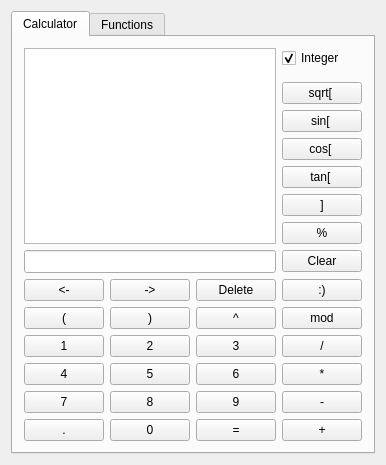
First picture: the form in mainwindow.ui, repository kerly/Calculator_GUI, before the edit.
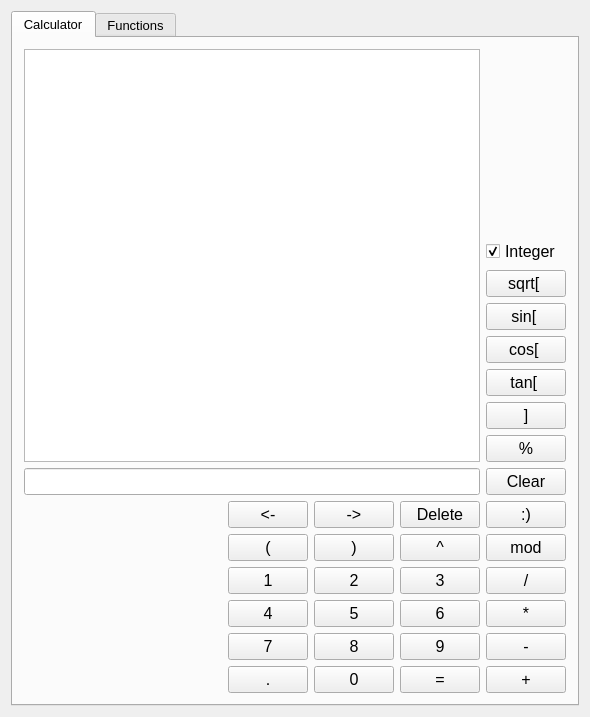
Second picture: the form after the edit. The open tabs and pages were chosen to show the change.

What changed in the file:
```diff
--- a/mainwindow.ui
+++ b/mainwindow.ui
@@ -6,8 +6,8 @@
    <rect>
     <x>0</x>
     <y>0</y>
-    <width>360</width>
-    <height>463</height>
+    <width>590</width>
+    <height>717</height>
    </rect>
   </property>
   <property name="windowTitle">
@@ -15,264 +15,935 @@
   </property>
   <widget class="QWidget" name="centralWidget">
    <layout class="QGridLayout" name="gridLayout">
-    <item row="2" column="3">
+    <item row="0" column="0">
      <widget class="QTabWidget" name="tabWidget">
+      <property name="sizePolicy">
+       <sizepolicy hsizetype="Preferred" vsizetype="Preferred">
+        <horstretch>0</horstretch>
+        <verstretch>0</verstretch>
+       </sizepolicy>
+      </property>
+      <property name="minimumSize">
+       <size>
+        <width>0</width>
+        <height>0</height>
+       </size>
+      </property>
+      <property name="font">
+       <font>
+        <pointsize>10</pointsize>
+       </font>
+      </property>
       <property name="currentIndex">
        <number>0</number>
       </property>
-      <widget class="QWidget" name="tab">
+      <widget class="QWidget" name="tabCalc">
+       <property name="sizePolicy">
+        <sizepolicy hsizetype="Preferred" vsizetype="Preferred">
+         <horstretch>0</horstretch>
+         <verstretch>0</verstretch>
+        </sizepolicy>
+       </property>
        <attribute name="title">
         <string>Calculator</string>
        </attribute>
+       <layout class="QGridLayout" name="gridLayout_6">
+        <item row="1" column="0">
+         <spacer name="horizontalSpacer_2">
+          <property name="orientation">
+           <enum>Qt::Horizontal</enum>
+          </property>
+          <property name="sizeHint" stdset="0">
+           <size>
+            <width>365</width>
+            <height>20</height>
+           </size>
+          </property>
+         </spacer>
+        </item>
+        <item row="0" column="0" colspan="2">
+         <widget class="QWidget" name="widgetTextBoxes" native="true">
+          <property name="sizePolicy">
+           <sizepolicy hsizetype="Expanding" vsizetype="Preferred">
+            <horstretch>0</horstretch>
+            <verstretch>0</verstretch>
+           </sizepolicy>
+          </property>
+          <property name="minimumSize">
+           <size>
+            <width>20</width>
+            <height>0</height>
+           </size>
+          </property>
+          <layout class="QGridLayout" name="gridLayout_5">
+           <property name="leftMargin">
+            <number>0</number>
+           </property>
+           <property name="topMargin">
+            <number>0</number>
+           </property>
+           <property name="rightMargin">
+            <number>0</number>
+           </property>
+           <property name="bottomMargin">
+            <number>0</number>
+           </property>
+           <item row="0" column="0">
+            <widget class="QTextEdit" name="textBox_calc">
+             <property name="sizePolicy">
+              <sizepolicy hsizetype="Preferred" vsizetype="Preferred">
+               <horstretch>0</horstretch>
+               <verstretch>0</verstretch>
+              </sizepolicy>
+             </property>
+             <property name="minimumSize">
+              <size>
+               <width>20</width>
+               <height>0</height>
+              </size>
+             </property>
+             <property name="font">
+              <font>
+               <family>Courier</family>
+               <pointsize>12</pointsize>
+              </font>
+             </property>
+             <property name="readOnly">
+              <bool>true</bool>
+             </property>
+            </widget>
+           </item>
+           <item row="1" column="0">
+            <widget class="QLineEdit" name="lineEdit_calc">
+             <property name="sizePolicy">
+              <sizepolicy hsizetype="Expanding" vsizetype="Fixed">
+               <horstretch>0</horstretch>
+               <verstretch>0</verstretch>
+              </sizepolicy>
+             </property>
+             <property name="minimumSize">
+              <size>
+               <width>20</width>
+               <height>0</height>
+              </size>
+             </property>
+             <property name="font">
+              <font>
+               <family>Courier</family>
+               <pointsize>12</pointsize>
+              </font>
+             </property>
+            </widget>
+           </item>
+          </layout>
+         </widget>
+        </item>
+        <item row="1" column="1" colspan="2">
+         <widget class="QWidget" name="widgetNumButtons" native="true">
+          <property name="sizePolicy">
+           <sizepolicy hsizetype="Preferred" vsizetype="Fixed">
+            <horstretch>0</horstretch>
+            <verstretch>0</verstretch>
+           </sizepolicy>
+          </property>
+          <property name="layoutDirection">
+           <enum>Qt::LeftToRight</enum>
+          </property>
        <layout class="QGridLayout" name="gridLayout_2">
-        <item row="14" column="5">
-         <widget class="QPushButton" name="sub_bt">
-          <property name="text">
-           <string> - </string>
-          </property>
-         </widget>
-        </item>
-        <item row="15" column="0">
-         <widget class="QPushButton" name="decimal_bt">
-          <property name="text">
-           <string>.</string>
-          </property>
-         </widget>
-        </item>
-        <item row="15" column="2">
-         <widget class="QPushButton" name="equals_bt">
-          <property name="text">
-           <string>=</string>
-          </property>
-         </widget>
-        </item>
-        <item row="15" column="1">
-         <widget class="QPushButton" name="zero_bt">
-          <property name="text">
-           <string>0</string>
-          </property>
-         </widget>
-        </item>
-        <item row="15" column="5">
-         <widget class="QPushButton" name="add_bt">
-          <property name="text">
-           <string> + </string>
-          </property>
-         </widget>
-        </item>
-        <item row="14" column="2">
-         <widget class="QPushButton" name="nine_bt">
-          <property name="text">
-           <string>9</string>
-          </property>
-         </widget>
-        </item>
-        <item row="13" column="0">
-         <widget class="QPushButton" name="four_bt">
-          <property name="text">
-           <string>4</string>
-          </property>
-         </widget>
-        </item>
-        <item row="11" column="5">
-         <widget class="QPushButton" name="mod_bt">
-          <property name="text">
-           <string> mod </string>
-          </property>
-         </widget>
-        </item>
-        <item row="14" column="0">
-         <widget class="QPushButton" name="seven_bt">
-          <property name="text">
-           <string>7</string>
-          </property>
-         </widget>
-        </item>
-        <item row="14" column="1">
-         <widget class="QPushButton" name="eight_bt">
-          <property name="text">
-           <string>8</string>
-          </property>
-         </widget>
-        </item>
-        <item row="0" column="5">
-         <widget class="QCheckBox" name="checkBox_Integer">
-          <property name="text">
-           <string>Integer</string>
-          </property>
-          <property name="checked">
-           <bool>true</bool>
-          </property>
-         </widget>
-        </item>
-        <item row="9" column="0">
+           <property name="sizeConstraint">
+            <enum>QLayout::SetDefaultConstraint</enum>
+           </property>
+           <property name="leftMargin">
+            <number>0</number>
+           </property>
+           <property name="topMargin">
+            <number>0</number>
+           </property>
+           <property name="rightMargin">
+            <number>0</number>
+           </property>
+           <property name="bottomMargin">
+            <number>0</number>
+           </property>
+           <property name="horizontalSpacing">
+            <number>6</number>
+           </property>
+           <item row="0" column="0">
          <widget class="QPushButton" name="left_bt">
+             <property name="sizePolicy">
+              <sizepolicy hsizetype="Fixed" vsizetype="Fixed">
+               <horstretch>0</horstretch>
+               <verstretch>0</verstretch>
+              </sizepolicy>
+             </property>
+             <property name="maximumSize">
+              <size>
+               <width>100</width>
+               <height>16777215</height>
+              </size>
+             </property>
+             <property name="font">
+              <font>
+               <pointsize>12</pointsize>
+              </font>
+             </property>
           <property name="text">
            <string>&lt;-</string>
           </property>
          </widget>
         </item>
-        <item row="9" column="1">
+           <item row="0" column="1">
          <widget class="QPushButton" name="right_bt">
+             <property name="sizePolicy">
+              <sizepolicy hsizetype="Fixed" vsizetype="Fixed">
+               <horstretch>0</horstretch>
+               <verstretch>0</verstretch>
+              </sizepolicy>
+             </property>
+             <property name="maximumSize">
+              <size>
+               <width>100</width>
+               <height>16777215</height>
+              </size>
+             </property>
+             <property name="font">
+              <font>
+               <pointsize>12</pointsize>
+              </font>
+             </property>
           <property name="text">
            <string>-&gt;</string>
           </property>
          </widget>
         </item>
-        <item row="9" column="2">
+           <item row="0" column="2">
          <widget class="QPushButton" name="del_bt">
+             <property name="sizePolicy">
+              <sizepolicy hsizetype="Fixed" vsizetype="Fixed">
+               <horstretch>0</horstretch>
+               <verstretch>0</verstretch>
+              </sizepolicy>
+             </property>
+             <property name="maximumSize">
+              <size>
+               <width>100</width>
+               <height>16777215</height>
+              </size>
+             </property>
+             <property name="font">
+              <font>
+               <pointsize>12</pointsize>
+              </font>
+             </property>
           <property name="text">
            <string>Delete</string>
           </property>
          </widget>
         </item>
-        <item row="12" column="0">
-         <widget class="QPushButton" name="one_bt">
-          <property name="text">
-           <string>1</string>
-          </property>
-         </widget>
-        </item>
-        <item row="13" column="1">
-         <widget class="QPushButton" name="five_bt">
-          <property name="text">
-           <string>5</string>
-          </property>
-         </widget>
-        </item>
-        <item row="8" column="5">
-         <widget class="QPushButton" name="clear_bt">
-          <property name="text">
-           <string>Clear</string>
-          </property>
-         </widget>
-        </item>
-        <item row="11" column="0">
-         <widget class="QPushButton" name="open_bt">
-          <property name="text">
-           <string> ( </string>
-          </property>
-         </widget>
-        </item>
-        <item row="9" column="5">
+           <item row="0" column="3">
          <widget class="QPushButton" name="pushButton">
+             <property name="sizePolicy">
+              <sizepolicy hsizetype="Fixed" vsizetype="Fixed">
+               <horstretch>0</horstretch>
+               <verstretch>0</verstretch>
+              </sizepolicy>
+             </property>
+             <property name="maximumSize">
+              <size>
+               <width>100</width>
+               <height>16777215</height>
+              </size>
+             </property>
+             <property name="font">
+              <font>
+               <pointsize>12</pointsize>
+              </font>
+             </property>
           <property name="text">
            <string>:)</string>
           </property>
          </widget>
         </item>
-        <item row="11" column="1">
+           <item row="1" column="0">
+            <widget class="QPushButton" name="open_bt">
+             <property name="sizePolicy">
+              <sizepolicy hsizetype="Fixed" vsizetype="Fixed">
+               <horstretch>0</horstretch>
+               <verstretch>0</verstretch>
+              </sizepolicy>
+             </property>
+             <property name="maximumSize">
+              <size>
+               <width>100</width>
+               <height>16777215</height>
+              </size>
+             </property>
+             <property name="font">
+              <font>
+               <pointsize>12</pointsize>
+              </font>
+             </property>
+             <property name="text">
+              <string> ( </string>
+             </property>
+            </widget>
+           </item>
+           <item row="1" column="1">
          <widget class="QPushButton" name="close_bt">
+             <property name="sizePolicy">
+              <sizepolicy hsizetype="Fixed" vsizetype="Fixed">
+               <horstretch>0</horstretch>
+               <verstretch>0</verstretch>
+              </sizepolicy>
+             </property>
+             <property name="maximumSize">
+              <size>
+               <width>100</width>
+               <height>16777215</height>
+              </size>
+             </property>
+             <property name="font">
+              <font>
+               <pointsize>12</pointsize>
+              </font>
+             </property>
           <property name="text">
            <string> ) </string>
           </property>
          </widget>
         </item>
-        <item row="12" column="2">
-         <widget class="QPushButton" name="three_bt">
-          <property name="text">
-           <string>3</string>
-          </property>
-         </widget>
-        </item>
-        <item row="13" column="5">
-         <widget class="QPushButton" name="multiply_bt">
-          <property name="text">
-           <string> * </string>
-          </property>
-         </widget>
-        </item>
-        <item row="12" column="5">
-         <widget class="QPushButton" name="divide_bt">
-          <property name="text">
-           <string> / </string>
-          </property>
-         </widget>
-        </item>
-        <item row="8" column="0" colspan="3">
-         <widget class="QLineEdit" name="lineEdit_calc">
-          <property name="font">
-           <font>
-            <family>Courier</family>
-           </font>
-          </property>
-         </widget>
-        </item>
-        <item row="11" column="2">
+           <item row="1" column="2">
          <widget class="QPushButton" name="carrot_bt">
+             <property name="sizePolicy">
+              <sizepolicy hsizetype="Fixed" vsizetype="Fixed">
+               <horstretch>0</horstretch>
+               <verstretch>0</verstretch>
+              </sizepolicy>
+             </property>
+             <property name="maximumSize">
+              <size>
+               <width>100</width>
+               <height>16777215</height>
+              </size>
+             </property>
+             <property name="font">
+              <font>
+               <pointsize>12</pointsize>
+              </font>
+             </property>
           <property name="text">
            <string> ^ </string>
           </property>
          </widget>
         </item>
-        <item row="12" column="1">
+           <item row="1" column="3">
+            <widget class="QPushButton" name="mod_bt">
+             <property name="sizePolicy">
+              <sizepolicy hsizetype="Fixed" vsizetype="Fixed">
+               <horstretch>0</horstretch>
+               <verstretch>0</verstretch>
+              </sizepolicy>
+             </property>
+             <property name="maximumSize">
+              <size>
+               <width>100</width>
+               <height>16777215</height>
+              </size>
+             </property>
+             <property name="font">
+              <font>
+               <pointsize>12</pointsize>
+              </font>
+             </property>
+             <property name="text">
+              <string> mod </string>
+             </property>
+            </widget>
+           </item>
+           <item row="2" column="0">
+            <widget class="QPushButton" name="one_bt">
+             <property name="sizePolicy">
+              <sizepolicy hsizetype="Fixed" vsizetype="Fixed">
+               <horstretch>0</horstretch>
+               <verstretch>0</verstretch>
+              </sizepolicy>
+             </property>
+             <property name="maximumSize">
+              <size>
+               <width>100</width>
+               <height>16777215</height>
+              </size>
+             </property>
+             <property name="font">
+              <font>
+               <pointsize>12</pointsize>
+              </font>
+             </property>
+             <property name="text">
+              <string>1</string>
+             </property>
+            </widget>
+           </item>
+           <item row="2" column="1">
          <widget class="QPushButton" name="two_bt">
+             <property name="sizePolicy">
+              <sizepolicy hsizetype="Fixed" vsizetype="Fixed">
+               <horstretch>0</horstretch>
+               <verstretch>0</verstretch>
+              </sizepolicy>
+             </property>
+             <property name="maximumSize">
+              <size>
+               <width>100</width>
+               <height>16777215</height>
+              </size>
+             </property>
+             <property name="font">
+              <font>
+               <pointsize>12</pointsize>
+              </font>
+             </property>
           <property name="text">
            <string>2</string>
           </property>
          </widget>
         </item>
-        <item row="13" column="2">
+           <item row="2" column="2">
+            <widget class="QPushButton" name="three_bt">
+             <property name="sizePolicy">
+              <sizepolicy hsizetype="Fixed" vsizetype="Fixed">
+               <horstretch>0</horstretch>
+               <verstretch>0</verstretch>
+              </sizepolicy>
+             </property>
+             <property name="maximumSize">
+              <size>
+               <width>100</width>
+               <height>16777215</height>
+              </size>
+             </property>
+             <property name="font">
+              <font>
+               <pointsize>12</pointsize>
+              </font>
+             </property>
+             <property name="text">
+              <string>3</string>
+             </property>
+            </widget>
+           </item>
+           <item row="2" column="3">
+            <widget class="QPushButton" name="divide_bt">
+             <property name="sizePolicy">
+              <sizepolicy hsizetype="Fixed" vsizetype="Fixed">
+               <horstretch>0</horstretch>
+               <verstretch>0</verstretch>
+              </sizepolicy>
+             </property>
+             <property name="maximumSize">
+              <size>
+               <width>100</width>
+               <height>16777215</height>
+              </size>
+             </property>
+             <property name="font">
+              <font>
+               <pointsize>12</pointsize>
+              </font>
+             </property>
+             <property name="text">
+              <string> / </string>
+             </property>
+            </widget>
+           </item>
+           <item row="3" column="0">
+            <widget class="QPushButton" name="four_bt">
+             <property name="sizePolicy">
+              <sizepolicy hsizetype="Fixed" vsizetype="Fixed">
+               <horstretch>0</horstretch>
+               <verstretch>0</verstretch>
+              </sizepolicy>
+             </property>
+             <property name="maximumSize">
+              <size>
+               <width>100</width>
+               <height>16777215</height>
+              </size>
+             </property>
+             <property name="font">
+              <font>
+               <pointsize>12</pointsize>
+              </font>
+             </property>
+             <property name="text">
+              <string>4</string>
+             </property>
+            </widget>
+           </item>
+           <item row="3" column="1">
+            <widget class="QPushButton" name="five_bt">
+             <property name="sizePolicy">
+              <sizepolicy hsizetype="Fixed" vsizetype="Fixed">
+               <horstretch>0</horstretch>
+               <verstretch>0</verstretch>
+              </sizepolicy>
+             </property>
+             <property name="maximumSize">
+              <size>
+               <width>100</width>
+               <height>16777215</height>
+              </size>
+             </property>
+             <property name="font">
+              <font>
+               <pointsize>12</pointsize>
+              </font>
+             </property>
+             <property name="text">
+              <string>5</string>
+             </property>
+            </widget>
+           </item>
+           <item row="3" column="2">
          <widget class="QPushButton" name="six_bt">
+             <property name="sizePolicy">
+              <sizepolicy hsizetype="Fixed" vsizetype="Fixed">
+               <horstretch>0</horstretch>
+               <verstretch>0</verstretch>
+              </sizepolicy>
+             </property>
+             <property name="maximumSize">
+              <size>
+               <width>100</width>
+               <height>16777215</height>
+              </size>
+             </property>
+             <property name="font">
+              <font>
+               <pointsize>12</pointsize>
+              </font>
+             </property>
           <property name="text">
            <string>6</string>
           </property>
          </widget>
         </item>
-        <item row="0" column="0" rowspan="8" colspan="3">
-         <widget class="QTextEdit" name="textBox_calc">
+           <item row="3" column="3">
+            <widget class="QPushButton" name="multiply_bt">
+             <property name="sizePolicy">
+              <sizepolicy hsizetype="Fixed" vsizetype="Fixed">
+               <horstretch>0</horstretch>
+               <verstretch>0</verstretch>
+              </sizepolicy>
+             </property>
+             <property name="maximumSize">
+              <size>
+               <width>100</width>
+               <height>16777215</height>
+              </size>
+             </property>
           <property name="font">
            <font>
-            <family>Courier</family>
-           </font>
-          </property>
-         </widget>
-        </item>
-        <item row="7" column="5">
-         <widget class="QPushButton" name="percent_bt">
+               <pointsize>12</pointsize>
+              </font>
+             </property>
+             <property name="text">
+              <string> * </string>
+             </property>
+            </widget>
+           </item>
+           <item row="4" column="0">
+            <widget class="QPushButton" name="seven_bt">
+             <property name="sizePolicy">
+              <sizepolicy hsizetype="Fixed" vsizetype="Fixed">
+               <horstretch>0</horstretch>
+               <verstretch>0</verstretch>
+              </sizepolicy>
+             </property>
+             <property name="maximumSize">
+              <size>
+               <width>100</width>
+               <height>16777215</height>
+              </size>
+             </property>
+             <property name="font">
+              <font>
+               <pointsize>12</pointsize>
+              </font>
+             </property>
           <property name="text">
-           <string> % </string>
+              <string>7</string>
           </property>
          </widget>
         </item>
-        <item row="6" column="5">
-         <widget class="QPushButton" name="bracket_bt">
+           <item row="4" column="1">
+            <widget class="QPushButton" name="eight_bt">
+             <property name="sizePolicy">
+              <sizepolicy hsizetype="Fixed" vsizetype="Fixed">
+               <horstretch>0</horstretch>
+               <verstretch>0</verstretch>
+              </sizepolicy>
+             </property>
+             <property name="maximumSize">
+              <size>
+               <width>100</width>
+               <height>16777215</height>
+              </size>
+             </property>
+             <property name="font">
+              <font>
+               <pointsize>12</pointsize>
+              </font>
+             </property>
           <property name="text">
-           <string> ] </string>
+              <string>8</string>
           </property>
          </widget>
         </item>
-        <item row="5" column="5">
-         <widget class="QPushButton" name="tan_bt">
+           <item row="4" column="2">
+            <widget class="QPushButton" name="nine_bt">
+             <property name="sizePolicy">
+              <sizepolicy hsizetype="Fixed" vsizetype="Fixed">
+               <horstretch>0</horstretch>
+               <verstretch>0</verstretch>
+              </sizepolicy>
+             </property>
+             <property name="maximumSize">
+              <size>
+               <width>100</width>
+               <height>16777215</height>
+              </size>
+             </property>
+             <property name="font">
+              <font>
+               <pointsize>12</pointsize>
+              </font>
+             </property>
           <property name="text">
-           <string>tan[ </string>
+              <string>9</string>
           </property>
          </widget>
         </item>
-        <item row="4" column="5">
+           <item row="4" column="3">
+            <widget class="QPushButton" name="sub_bt">
+             <property name="sizePolicy">
+              <sizepolicy hsizetype="Fixed" vsizetype="Fixed">
+               <horstretch>0</horstretch>
+               <verstretch>0</verstretch>
+              </sizepolicy>
+             </property>
+             <property name="maximumSize">
+              <size>
+               <width>100</width>
+               <height>16777215</height>
+              </size>
+             </property>
+             <property name="font">
+              <font>
+               <pointsize>12</pointsize>
+              </font>
+             </property>
+             <property name="text">
+              <string> - </string>
+             </property>
+            </widget>
+           </item>
+           <item row="5" column="0">
+            <widget class="QPushButton" name="decimal_bt">
+             <property name="sizePolicy">
+              <sizepolicy hsizetype="Fixed" vsizetype="Fixed">
+               <horstretch>0</horstretch>
+               <verstretch>0</verstretch>
+              </sizepolicy>
+             </property>
+             <property name="maximumSize">
+              <size>
+               <width>100</width>
+               <height>16777215</height>
+              </size>
+             </property>
+             <property name="font">
+              <font>
+               <pointsize>12</pointsize>
+              </font>
+             </property>
+             <property name="text">
+              <string>.</string>
+             </property>
+            </widget>
+           </item>
+           <item row="5" column="1">
+            <widget class="QPushButton" name="zero_bt">
+             <property name="sizePolicy">
+              <sizepolicy hsizetype="Fixed" vsizetype="Fixed">
+               <horstretch>0</horstretch>
+               <verstretch>0</verstretch>
+              </sizepolicy>
+             </property>
+             <property name="maximumSize">
+              <size>
+               <width>100</width>
+               <height>16777215</height>
+              </size>
+             </property>
+             <property name="font">
+              <font>
+               <pointsize>12</pointsize>
+              </font>
+             </property>
+             <property name="text">
+              <string>0</string>
+             </property>
+            </widget>
+           </item>
+           <item row="5" column="2">
+            <widget class="QPushButton" name="equals_bt">
+             <property name="sizePolicy">
+              <sizepolicy hsizetype="Fixed" vsizetype="Fixed">
+               <horstretch>0</horstretch>
+               <verstretch>0</verstretch>
+              </sizepolicy>
+             </property>
+             <property name="maximumSize">
+              <size>
+               <width>100</width>
+               <height>16777215</height>
+              </size>
+             </property>
+             <property name="font">
+              <font>
+               <pointsize>12</pointsize>
+              </font>
+             </property>
+             <property name="text">
+              <string>=</string>
+             </property>
+            </widget>
+           </item>
+           <item row="5" column="3">
+            <widget class="QPushButton" name="add_bt">
+             <property name="sizePolicy">
+              <sizepolicy hsizetype="Fixed" vsizetype="Fixed">
+               <horstretch>0</horstretch>
+               <verstretch>0</verstretch>
+              </sizepolicy>
+             </property>
+             <property name="maximumSize">
+              <size>
+               <width>100</width>
+               <height>16777215</height>
+              </size>
+             </property>
+             <property name="font">
+              <font>
+               <pointsize>12</pointsize>
+              </font>
+             </property>
+             <property name="text">
+              <string> + </string>
+             </property>
+            </widget>
+           </item>
+          </layout>
+         </widget>
+        </item>
+        <item row="0" column="2">
+         <widget class="QWidget" name="widgetOpButtons" native="true">
+          <property name="sizePolicy">
+           <sizepolicy hsizetype="Fixed" vsizetype="Preferred">
+            <horstretch>0</horstretch>
+            <verstretch>0</verstretch>
+           </sizepolicy>
+          </property>
+          <layout class="QGridLayout" name="gridLayout_4">
+           <property name="sizeConstraint">
+            <enum>QLayout::SetDefaultConstraint</enum>
+           </property>
+           <property name="leftMargin">
+            <number>0</number>
+           </property>
+           <property name="topMargin">
+            <number>0</number>
+           </property>
+           <property name="rightMargin">
+            <number>0</number>
+           </property>
+           <property name="bottomMargin">
+            <number>0</number>
+           </property>
+           <item row="4" column="0">
          <widget class="QPushButton" name="cos_bt">
+             <property name="maximumSize">
+              <size>
+               <width>100</width>
+               <height>16777215</height>
+              </size>
+             </property>
+             <property name="font">
+              <font>
+               <pointsize>12</pointsize>
+              </font>
+             </property>
           <property name="text">
            <string>cos[ </string>
           </property>
          </widget>
         </item>
-        <item row="3" column="5">
+           <item row="5" column="0">
+            <widget class="QPushButton" name="tan_bt">
+             <property name="maximumSize">
+              <size>
+               <width>100</width>
+               <height>16777215</height>
+              </size>
+             </property>
+             <property name="font">
+              <font>
+               <pointsize>12</pointsize>
+              </font>
+             </property>
+             <property name="text">
+              <string>tan[ </string>
+             </property>
+            </widget>
+           </item>
+           <item row="3" column="0">
          <widget class="QPushButton" name="sin_bt">
+             <property name="maximumSize">
+              <size>
+               <width>100</width>
+               <height>16777215</height>
+              </size>
+             </property>
+             <property name="font">
+              <font>
+               <pointsize>12</pointsize>
+              </font>
+             </property>
           <property name="text">
            <string>sin[ </string>
           </property>
          </widget>
         </item>
-        <item row="2" column="5">
+           <item row="1" column="0">
+            <widget class="QCheckBox" name="checkBox_Integer">
+             <property name="sizePolicy">
+              <sizepolicy hsizetype="Minimum" vsizetype="Fixed">
+               <horstretch>0</horstretch>
+               <verstretch>0</verstretch>
+              </sizepolicy>
+             </property>
+             <property name="font">
+              <font>
+               <pointsize>12</pointsize>
+              </font>
+             </property>
+             <property name="text">
+              <string>Integer</string>
+             </property>
+             <property name="checked">
+              <bool>true</bool>
+             </property>
+            </widget>
+           </item>
+           <item row="2" column="0">
          <widget class="QPushButton" name="sqrt_bt">
+             <property name="maximumSize">
+              <size>
+               <width>100</width>
+               <height>16777215</height>
+              </size>
+             </property>
+             <property name="font">
+              <font>
+               <pointsize>12</pointsize>
+              </font>
+             </property>
           <property name="text">
            <string>sqrt[ </string>
           </property>
          </widget>
         </item>
-       </layout>
-      </widget>
-      <widget class="QWidget" name="tab_2">
+           <item row="6" column="0">
+            <widget class="QPushButton" name="bracket_bt">
+             <property name="maximumSize">
+              <size>
+               <width>100</width>
+               <height>16777215</height>
+              </size>
+             </property>
+             <property name="font">
+              <font>
+               <pointsize>12</pointsize>
+              </font>
+             </property>
+             <property name="text">
+              <string> ] </string>
+             </property>
+            </widget>
+           </item>
+           <item row="7" column="0">
+            <widget class="QPushButton" name="percent_bt">
+             <property name="maximumSize">
+              <size>
+               <width>100</width>
+               <height>16777215</height>
+              </size>
+             </property>
+             <property name="font">
+              <font>
+               <pointsize>12</pointsize>
+              </font>
+             </property>
+             <property name="text">
+              <string> % </string>
+             </property>
+            </widget>
+           </item>
+           <item row="8" column="0">
+            <widget class="QPushButton" name="clear_bt">
+             <property name="maximumSize">
+              <size>
+               <width>100</width>
+               <height>16777215</height>
+              </size>
+             </property>
+             <property name="font">
+              <font>
+               <pointsize>12</pointsize>
+              </font>
+             </property>
+             <property name="text">
+              <string>Clear</string>
+             </property>
+            </widget>
+           </item>
+           <item row="0" column="0">
+            <spacer name="verticalSpacer">
+             <property name="orientation">
+              <enum>Qt::Vertical</enum>
+             </property>
+             <property name="sizeType">
+              <enum>QSizePolicy::Expanding</enum>
+             </property>
+             <property name="sizeHint" stdset="0">
+              <size>
+               <width>20</width>
+               <height>63</height>
+              </size>
+             </property>
+            </spacer>
+           </item>
+          </layout>
+         </widget>
+        </item>
+       </layout>
+       <zorder>widgetNumButtons</zorder>
+       <zorder>widgetOpButtons</zorder>
+       <zorder>widgetTextBoxes</zorder>
+       <zorder>horizontalSpacer_2</zorder>
+      </widget>
+      <widget class="QWidget" name="tabFunctions">
        <attribute name="title">
         <string>Functions</string>
        </attribute>
```
Left out of the diff: 390 changed lines with no effect on the pictures. Lines whose indentation alone changed are shown as unchanged.
